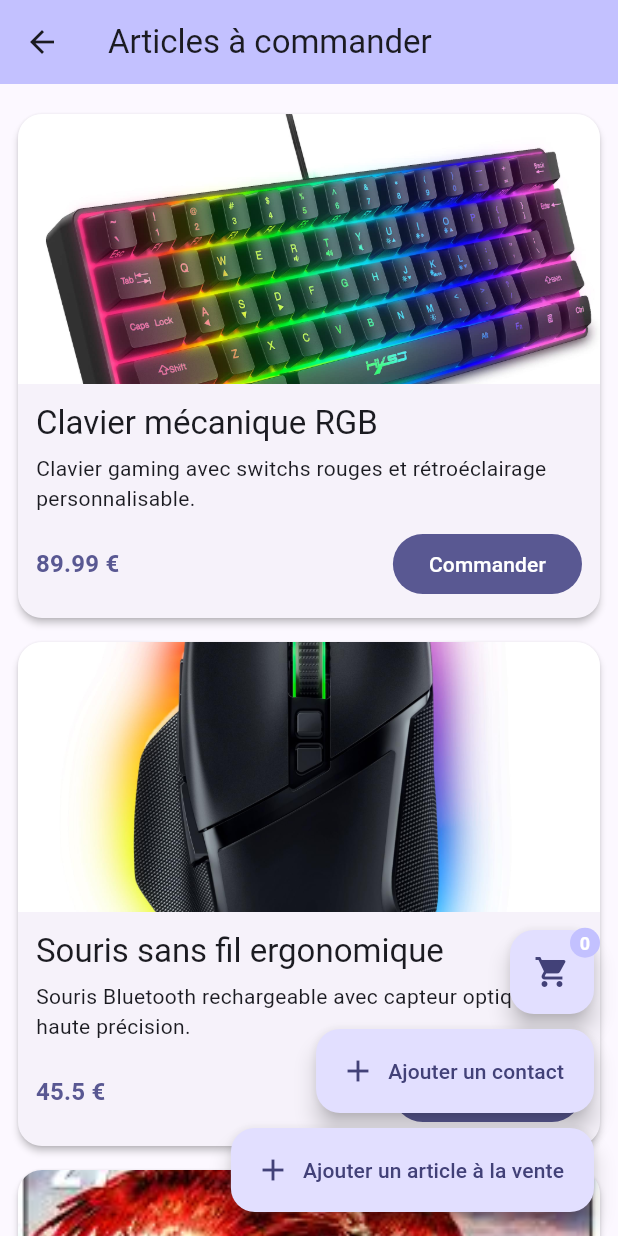
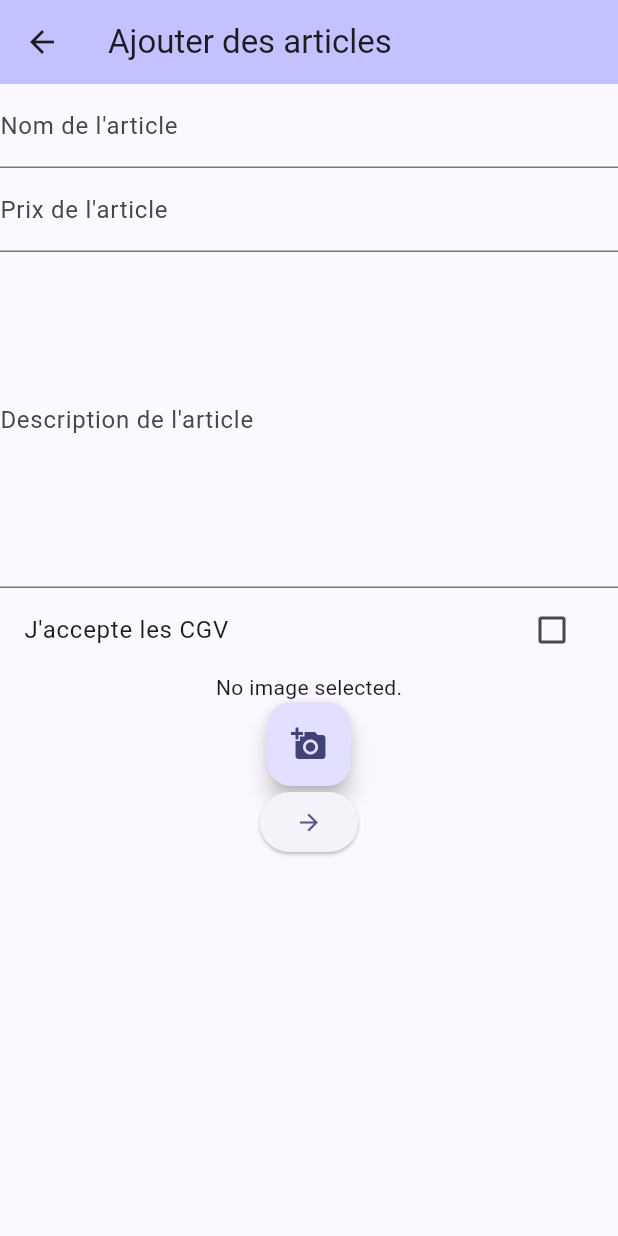
Before and after one commit to EliotLouys/MiniProjectFlutter, a Flutter app: the ArticlesPage screen opened directly, after a tap on the "menu" icon, after a tap on "Ajouter un article à la vente", on a phone screen of 412 x 824 dp. Run offline on Flutter 3.47's test engine with Material 3 defaults, Android fonts, the phone set to English and light mode, and no system bars; our stand-ins replace image_picker.

```diff
--- /dev/null
+++ b/lib/articleform.dart
@@ -0,0 +1,157 @@
+import 'package:flutter/material.dart';
+import 'dart:io';
+import 'package:image_picker/image_picker.dart';
+import 'package:shop_it/providers/article.dart';
+import 'dart:math';
+
+class Articleform extends StatefulWidget {
+  // Page with all the articles displayed where we can add to a cart, see details and see the cart.
+  const Articleform({super.key});
+
+  static Route<void> route() {
+    return MaterialPageRoute<void>(
+      settings: const RouteSettings(name: '/articlesForm'),
+      builder: (_) => Articleform(),
+    );
+  }
+
+  @override
+  State<Articleform> createState() => _ArticleFormstate();
+}
+
+class _ArticleFormstate extends State<Articleform>{
+
+    final TextEditingController _nameField = TextEditingController();
+    final TextEditingController _priceField = TextEditingController();
+    final TextEditingController _descriptionField = TextEditingController();
+
+    File? _image;
+    final ImagePicker _picker = ImagePicker();
+    Future<void> _pickImage(ImageSource source) async {
+      final XFile? pickedFile = await _picker.pickImage(source: source,maxWidth: 500,imageQuality: 50);
+      if (pickedFile != null) {
+        setState(() {
+          _image = File(pickedFile.path);
+        });
+      }
+    }
+    bool _cgvField = false;
+
+
+
+
+    @override
+    Widget build(BuildContext context) {
+    // Build a Form widget using the _formKey created above.
+    return Scaffold(
+        appBar: AppBar(
+                title: const Text("Ajouter des articles"),
+                backgroundColor: Theme.of(context).colorScheme.inversePrimary,
+              ),
+        body:
+        SingleChildScrollView(
+        child:
+          Column(
+            children: [
+              TextField(
+                controller: _nameField,
+                decoration: const InputDecoration(labelText: "Nom de l'article"),
+                keyboardType: TextInputType.name,
+
+              ),
+              TextField(
+                controller: _priceField,
+                decoration: const InputDecoration(labelText: "Prix de l'article"),
+                keyboardType: TextInputType.name,
+              ),
+              TextField(
+                controller: _descriptionField,
+                decoration: const InputDecoration(labelText: "Description de l'article"),
+                keyboardType: TextInputType.emailAddress,
+                maxLines: 8,
+              ),
+              CheckboxListTile(
+                value: _cgvField,
+                title: Text("J'accepte les CGV"),
+                onChanged: (bool? value) {
+                  setState(() {
+                    _cgvField = value!;
+                  });
+                }
+
+              ),
+              Center(
+                child: _image == null
+                    ? Text('No image selected.')
+                    : Image.file(_image!),
+              ),
+              FloatingActionButton(
+                onPressed: () async {
+                  final ImageSource? source = await showDialog<ImageSource>(
+                    context: context,
+                    builder: (BuildContext context) {
+                      return AlertDialog(
+                        title: Text('Select Image Source'),
+                        actions: <Widget>[
+                          TextButton(
+                            onPressed: () => Navigator.pop(context, ImageSource.camera),
+                            child: Text('Camera'),
+                          ),
+                          TextButton(
+                            onPressed: () => Navigator.pop(context, ImageSource.gallery),
+                            child: Text('Gallery'),
+                          ),
+                        ],
+                      );
+                    },
+                  );
+                  if (source != null) {
+                    _pickImage(source);
+                  }
+                },
+                child: Icon(Icons.add_a_photo),
+              ),
+              ElevatedButton(
+                onPressed: (){
+                  if (_nameField.text.trim().isNotEmpty &&  _priceField.text.trim().isNotEmpty && _descriptionField.text.trim().isNotEmpty && _cgvField){
+                    ArticleProvider provider = ArticleProvider();
+                    ScaffoldMessenger.of(context).showSnackBar(
+                        SnackBar(content: Text("Well done"),duration:Duration(milliseconds: 1000),),
+                      );
+
+
+
+                    provider.add(
+                      Article(id: Random().nextInt(1000000),
+                              nom: _nameField.text,
+                              prix: double.parse(_priceField.text),
+                              description: _descriptionField.text,
+                              image: "notgeneratedyet"),
+                      _image
+                    );
+
+
+                    _nameField.clear();
+                    _priceField.clear();
+                    _descriptionField.clear();
+                    _cgvField=false;
+                    _image=null;
+                  }
+                  else{
+                    ScaffoldMessenger.of(context).showSnackBar(
+                        SnackBar(content: Text("Enter something"),duration:Duration(milliseconds: 500),),
+                      );
+                  }
+                },
+                child: const Icon(Icons.arrow_forward)
+              ),
+            ],
+      ),
+
+
+    ),
+    );
+  }
+
+
+}
--- a/lib/articlespage.dart
+++ b/lib/articlespage.dart
@@ -1,3 +1,5 @@
+import 'package:shop_it/articleform.dart';
+
 import 'basketpage.dart';
 import 'package:flutter/material.dart';
 import 'package:flutter/services.dart' show rootBundle;
@@ -165,9 +167,7 @@ class _ArticlesPageState extends State<ArticlesPage> {
         FloatingActionButton.extended(
             onPressed:() {
               _toggleFab;
-              ArticleProvider provider = ArticleProvider();
-              Article test = Article(id: 25, nom: "TestNom", prix: 12, description: "Very nice article", image: "tktfrr");
-              provider.add(test);
+              Navigator.push(context,Articleform.route());
             },
             tooltip: 'Add article',
             label:Text("Ajouter un article à la vente") ,
--- a/lib/contactform.dart
+++ b/lib/contactform.dart
@@ -10,7 +10,7 @@ class ContactForm extends StatefulWidget {
 
   static Route<void> route() {
     return MaterialPageRoute<void>(
-      settings: const RouteSettings(name: '/articles'),
+      settings: const RouteSettings(name: '/contactForm'),
       builder: (_) => ContactForm(),
     );
   }
@@ -30,7 +30,7 @@ class _ContactFormState extends State<ContactForm>{
     File? _image;
     final ImagePicker _picker = ImagePicker();
     Future<void> _pickImage(ImageSource source) async {
-      final XFile? pickedFile = await _picker.pickImage(source: source);
+      final XFile? pickedFile = await _picker.pickImage(source: source,maxWidth: 500,imageQuality: 50);
       if (pickedFile != null) {
         setState(() {
           _image = File(pickedFile.path);
--- a/lib/providers/article.dart
+++ b/lib/providers/article.dart
@@ -2,7 +2,9 @@ import 'package:flutter/material.dart';
 import 'package:flutter/services.dart' show rootBundle;
 import 'dart:convert';
 import 'dart:io';
-
+import 'package:path/path.dart' as p;
+import 'package:path_provider/path_provider.dart';
+import 'package:uuid/uuid.dart';
 
 class Article {
   //Data model for an article
@@ -32,6 +34,7 @@ class Article {
 
   Map<String, dynamic> toJson() {
     return {
+      'id':id,
       'nom': nom,
       'prix': prix,
       'description': description,
@@ -54,15 +57,45 @@ class ArticleProvider extends ChangeNotifier{
   }
 
 
-  void add(Article article) async {
+  void add(Article article, File? img) async {
     final List<Article> articlesFuture =  await _loadArticles();
-    final List<Article> updatedList = List<Article>.from(articlesFuture)..add(article);
+
+    // Ensure images folder exists
+    final dir = await getApplicationDocumentsDirectory();
+
+    final imagesDir = Directory(p.join(dir.path, 'images'));
+    if (!imagesDir.existsSync()) {
+      await imagesDir.create(recursive: true);
+    }
+
+    // Copy the image into the folder
+    final String newImageName = Uuid().v4();
+    final String newImagePath = p.join(imagesDir.path, newImageName);
+    print(newImagePath);
+    await img?.copy(newImagePath);
+
+
+
+
+    final newArticle = Article(
+      id: article.id,
+      nom: article.nom,
+      prix: article.prix,
+      description: article.description,
+      image: newImagePath,
+    );
+
+    final List<Article> updatedList = List<Article>.from(articlesFuture)..add(newArticle);
     final jsonString = jsonEncode(updatedList);
+
     print("Json encoded");
     final file = File('data/test.json');
     print("File accessed");
     await file.writeAsString(jsonString);
     print("Json written");
+
+
+
   }
 
 }
--- a/pubspec.yaml
+++ b/pubspec.yaml
@@ -32,7 +32,8 @@ dependencies:
     sdk: flutter
 
   image_picker: ^1.2.0
-
+  uuid: ^4.5.1
+  path_provider: ^2.1.5
   # The following adds the Cupertino Icons font to your application.
   # Use with the CupertinoIcons class for iOS style icons.
   cupertino_icons: ^1.0.8
```
Also changed, not shown: lib/providers/test.json (deleted), pubspec.lock, 1 other file.
